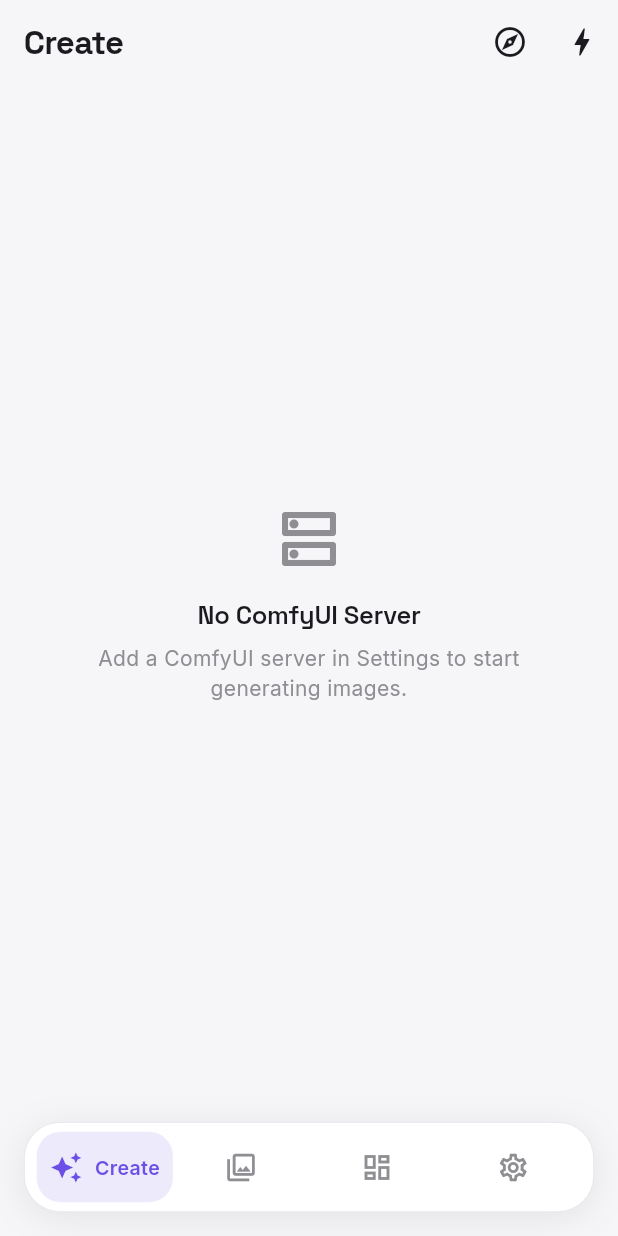
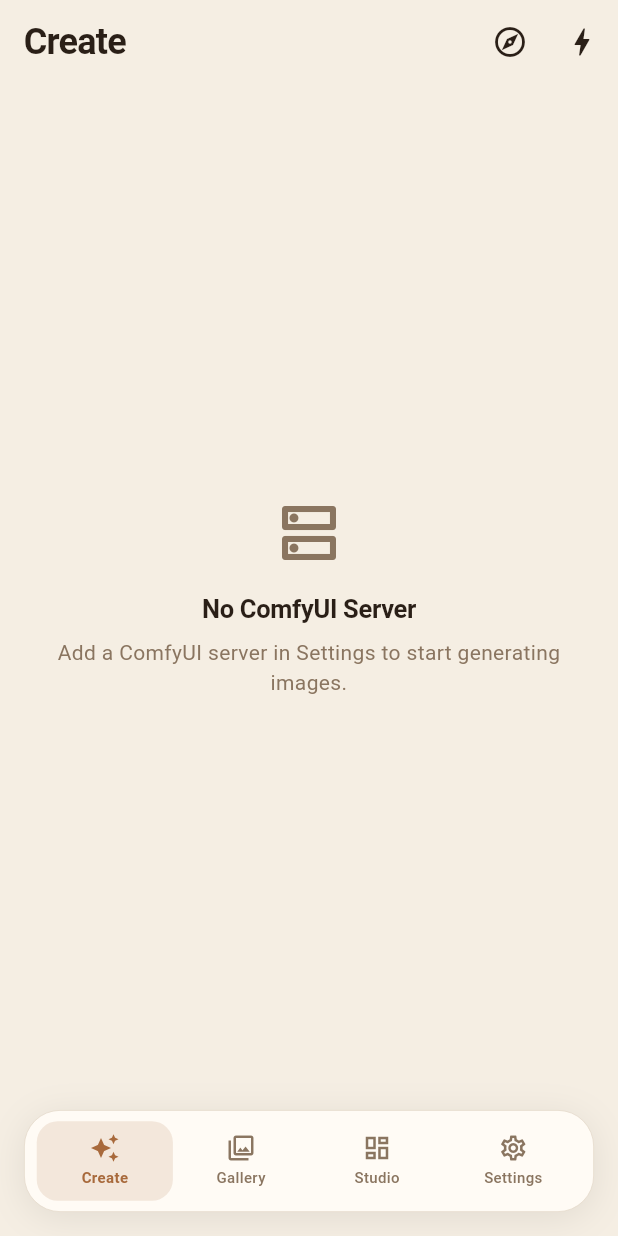
Before and after one commit to justacalico/vidlatte-flutter, a Flutter app: the screen it shows after launch, on a phone screen of 412 x 824 dp. Run offline on Flutter 3.47's test engine with Material 3 defaults, Android fonts, the phone set to English and light mode, and no system bars; our stand-ins replace dio, equatable, flutter_bloc, go_router, hive_flutter, photo_view; accounts and stored records are empty.

Commit message:
misc: 重新设计视觉标识为咖啡主题
替换通用AI紫色配色为咖啡/浓缩咖啡暖色调，焦糖色强调色，
暖色深色背景与奶油色浅色模式。移除google_fonts依赖改用系统字体。
重新设计Logo为咖啡杯图标，修复浮动导航栏溢出问题。

```diff
--- a/lib/config/constants.dart
+++ b/lib/config/constants.dart
@@ -10,10 +10,11 @@
 }
 
 class ThemeConstants {
-  static const double borderRadius = 12.0;
+  static const double borderRadius = 14.0;
   static const double borderRadiusSmall = 8.0;
-  static const double borderRadiusLarge = 16.0;
+  static const double borderRadiusLarge = 18.0;
   static const double borderRadiusXLarge = 24.0;
+  static const double borderRadiusPill = 999.0;
 
   static const double spacingXSmall = 4.0;
   static const double spacingSmall = 8.0;
--- a/lib/config/theme.dart
+++ b/lib/config/theme.dart
@@ -1,8 +1,5 @@
-import 'dart:ui';
-
 import 'package:flutter/material.dart';
 import 'package:flutter/services.dart';
-import 'package:google_fonts/google_fonts.dart';
 
 import 'constants.dart';
 
@@ -15,6 +12,10 @@
   final Color border;
   final Color muted;
 
+  final Color secondary;
+  final Color crema;
+  final Color espresso;
+
   const AppColors({
     required this.accent,
     required this.accentSoft,
@@ -23,26 +24,35 @@
     required this.surfaceElevated,
     required this.border,
     required this.muted,
+    required this.secondary,
+    required this.crema,
+    required this.espresso,
   });
 
   static const dark = AppColors(
-    accent: Color(0xFF7C5CFC),
-    accentSoft: Color(0xFF7C5CFC),
-    accentGradientStart: Color(0xFF7C5CFC),
-    accentGradientEnd: Color(0xFFB454F8),
-    surfaceElevated: Color(0xFF1E1E24),
-    border: Color(0xFF2A2A32),
-    muted: Color(0xFF6B6B76),
+    accent: Color(0xFFD4956A),
+    accentSoft: Color(0xFFB07A52),
+    accentGradientStart: Color(0xFFE0A86E),
+    accentGradientEnd: Color(0xFFB5663D),
+    surfaceElevated: Color(0xFF241D17),
+    border: Color(0xFF332A22),
+    muted: Color(0xFF8A7B6A),
+    secondary: Color(0xFF6B4A2F),
+    crema: Color(0xFFF2E9DC),
+    espresso: Color(0xFF0F0B08),
   );
 
   static const light = AppColors(
-    accent: Color(0xFF6B4FE6),
-    accentSoft: Color(0xFF6B4FE6),
-    accentGradientStart: Color(0xFF6B4FE6),
-    accentGradientEnd: Color(0xFF9333EA),
-    surfaceElevated: Color(0xFFFFFFFF),
-    border: Color(0xFFE5E5EA),
-    muted: Color(0xFF8E8E93),
+    accent: Color(0xFFA86A3C),
+    accentSoft: Color(0xFFC28A5C),
+    accentGradientStart: Color(0xFFB97A45),
+    accentGradientEnd: Color(0xFF8B4F2A),
+    surfaceElevated: Color(0xFFFFFBF5),
+    border: Color(0xFFE5DACB),
+    muted: Color(0xFF8A7560),
+    secondary: Color(0xFF6B4A2F),
+    crema: Color(0xFF2A1F17),
+    espresso: Color(0xFF1F160F),
   );
 
   @override
@@ -54,6 +64,9 @@
     Color? surfaceElevated,
     Color? border,
     Color? muted,
+    Color? secondary,
+    Color? crema,
+    Color? espresso,
   }) =>
       AppColors(
         accent: accent ?? this.accent,
@@ -63,6 +76,9 @@
         surfaceElevated: surfaceElevated ?? this.surfaceElevated,
         border: border ?? this.border,
         muted: muted ?? this.muted,
+        secondary: secondary ?? this.secondary,
+        crema: crema ?? this.crema,
+        espresso: espresso ?? this.espresso,
       );
 
   @override
@@ -74,21 +90,24 @@
         surfaceElevated: Color.lerp(surfaceElevated, other?.surfaceElevated, t)!,
         border: Color.lerp(border, other?.border, t)!,
         muted: Color.lerp(muted, other?.muted, t)!,
+        secondary: Color.lerp(secondary, other?.secondary, t)!,
+        crema: Color.lerp(crema, other?.crema, t)!,
+        espresso: Color.lerp(espresso, other?.espresso, t)!,
       );
 }
 
 class AppTheme {
   AppTheme._();
 
-  static const Color _darkBg = Color(0xFF0D0D11);
-  static const Color _darkSurface = Color(0xFF16161C);
-  static const Color _darkPrimary = Color(0xFFF4F4F6);
-  static const Color _darkError = Color(0xFFFF453A);
+  static const Color _darkBg = Color(0xFF14100C);
+  static const Color _darkSurface = Color(0xFF1E1813);
+  static const Color _darkPrimary = Color(0xFFF2E9DC);
+  static const Color _darkError = Color(0xFFE07A5F);
 
-  static const Color _lightBg = Color(0xFFF6F6F8);
-  static const Color _lightSurface = Color(0xFFFFFFFF);
-  static const Color _lightPrimary = Color(0xFF1A1A1F);
-  static const Color _lightError = Color(0xFFFF3B30);
+  static const Color _lightBg = Color(0xFFF5EEE3);
+  static const Color _lightSurface = Color(0xFFFFFBF5);
+  static const Color _lightPrimary = Color(0xFF2A1F17);
+  static const Color _lightError = Color(0xFFC4502A);
 
   static ThemeData get darkTheme => _buildTheme(Brightness.dark);
   static ThemeData get lightTheme => _buildTheme(Brightness.light);
@@ -101,16 +120,16 @@
     final error = isDark ? _darkError : _lightError;
     final ext = isDark ? AppColors.dark : AppColors.light;
 
-    final displayFont = GoogleFonts.spaceGrotesk();
-    final bodyFont = GoogleFonts.inter();
+    const displayFont = TextStyle();
+    const bodyFont = TextStyle();
 
     return ThemeData(
       useMaterial3: true,
       brightness: brightness,
       colorScheme: ColorScheme(
         primary: ext.accent,
-        onPrimary: Colors.white,
-        secondary: ext.accent,
+        onPrimary: isDark ? ext.espresso : Colors.white,
+        secondary: ext.secondary,
         onSecondary: Colors.white,
         tertiary: ext.accentGradientEnd,
         onTertiary: Colors.white,
@@ -118,16 +137,16 @@
         onError: Colors.white,
         surface: surface,
         onSurface: primary,
-        surfaceContainerHighest: isDark ? const Color(0xFF1E1E24) : const Color(0xFFF0F0F4),
+        surfaceContainerHighest: ext.surfaceElevated,
         outline: ext.border,
-        shadow: isDark ? Colors.black.withValues(alpha: 0.5) : Colors.black.withValues(alpha: 0.08),
+        shadow: isDark ? Colors.black.withValues(alpha: 0.45) : Colors.black.withValues(alpha: 0.06),
         brightness: brightness,
       ),
       scaffoldBackgroundColor: bg,
       extensions: [ext],
       textTheme: _buildTextTheme(displayFont, bodyFont, primary, ext.muted),
       cardTheme: CardThemeData(
-        color: surface,
+        color: ext.surfaceElevated,
         elevation: 0,
         shape: RoundedRectangleBorder(
           borderRadius: BorderRadius.circular(ThemeConstants.borderRadius),
@@ -141,9 +160,9 @@
         elevation: 0,
         scrolledUnderElevation: 0,
         centerTitle: false,
-        titleTextStyle: GoogleFonts.spaceGrotesk(
-          fontSize: 22,
-          fontWeight: FontWeight.w700,
+        titleTextStyle: TextStyle(
+          fontSize: 24,
+          fontWeight: FontWeight.w600,
           letterSpacing: -0.5,
           color: primary,
         ),
@@ -151,7 +170,7 @@
       ),
       inputDecorationTheme: InputDecorationTheme(
         filled: true,
-        fillColor: isDark ? const Color(0xFF1A1A20) : const Color(0xFFF2F2F6),
+        fillColor: isDark ? const Color(0xFF1A140F) : const Color(0xFFEFE6D7),
         border: OutlineInputBorder(
           borderRadius: BorderRadius.circular(ThemeConstants.borderRadiusSmall),
           borderSide: BorderSide(color: ext.border, width: 0.5),
@@ -172,19 +191,19 @@
           horizontal: 14,
           vertical: 12,
         ),
-        hintStyle: GoogleFonts.inter(color: ext.muted, fontSize: 14),
-        labelStyle: GoogleFonts.inter(color: ext.muted, fontSize: 14),
+        hintStyle: TextStyle(color: ext.muted, fontSize: 14),
+        labelStyle: TextStyle(color: ext.muted, fontSize: 14),
       ),
       elevatedButtonTheme: ElevatedButtonThemeData(
         style: ElevatedButton.styleFrom(
           backgroundColor: ext.accent,
-          foregroundColor: Colors.white,
+          foregroundColor: isDark ? ext.espresso : Colors.white,
           elevation: 0,
           padding: const EdgeInsets.symmetric(horizontal: 20, vertical: 14),
           shape: RoundedRectangleBorder(
             borderRadius: BorderRadius.circular(ThemeConstants.borderRadiusSmall),
           ),
-          textStyle: GoogleFonts.inter(
+          textStyle: TextStyle(
             fontSize: 15,
             fontWeight: FontWeight.w600,
           ),
@@ -193,13 +212,13 @@
       filledButtonTheme: FilledButtonThemeData(
         style: FilledButton.styleFrom(
           backgroundColor: ext.accent,
-          foregroundColor: Colors.white,
+          foregroundColor: isDark ? ext.espresso : Colors.white,
           elevation: 0,
           padding: const EdgeInsets.symmetric(horizontal: 20, vertical: 14),
           shape: RoundedRectangleBorder(
             borderRadius: BorderRadius.circular(ThemeConstants.borderRadiusSmall),
           ),
-          textStyle: GoogleFonts.inter(
+          textStyle: TextStyle(
             fontSize: 15,
             fontWeight: FontWeight.w600,
           ),
@@ -213,31 +232,31 @@
           shape: RoundedRectangleBorder(
             borderRadius: BorderRadius.circular(ThemeConstants.borderRadiusSmall),
           ),
-          textStyle: GoogleFonts.inter(fontSize: 15, fontWeight: FontWeight.w600),
+          textStyle: TextStyle(fontSize: 15, fontWeight: FontWeight.w600),
         ),
       ),
       textButtonTheme: TextButtonThemeData(
         style: TextButton.styleFrom(
           foregroundColor: ext.accent,
-          textStyle: GoogleFonts.inter(fontSize: 14, fontWeight: FontWeight.w500),
+          textStyle: TextStyle(fontSize: 14, fontWeight: FontWeight.w500),
         ),
       ),
       floatingActionButtonTheme: FloatingActionButtonThemeData(
         backgroundColor: ext.accent,
-        foregroundColor: Colors.white,
-        elevation: 4,
+        foregroundColor: isDark ? ext.espresso : Colors.white,
+        elevation: 2,
         shape: RoundedRectangleBorder(
           borderRadius: BorderRadius.circular(ThemeConstants.borderRadius),
         ),
       ),
       chipTheme: ChipThemeData(
-        backgroundColor: isDark ? const Color(0xFF1E1E24) : const Color(0xFFF0F0F4),
-        selectedColor: ext.accent.withValues(alpha: 0.15),
-        labelStyle: GoogleFonts.inter(fontSize: 13, fontWeight: FontWeight.w500),
+        backgroundColor: isDark ? const Color(0xFF241D17) : const Color(0xFFEFE6D7),
+        selectedColor: ext.accent.withValues(alpha: 0.18),
+        labelStyle: TextStyle(fontSize: 13, fontWeight: FontWeight.w500),
         side: BorderSide(color: ext.border, width: 0.5),
-        padding: const EdgeInsets.symmetric(horizontal: 10, vertical: 6),
+        padding: const EdgeInsets.symmetric(horizontal: 12, vertical: 6),
         shape: RoundedRectangleBorder(
-          borderRadius: BorderRadius.circular(8),
+          borderRadius: BorderRadius.circular(ThemeConstants.borderRadiusPill),
         ),
       ),
       dividerTheme: DividerThemeData(
@@ -263,9 +282,9 @@
       ),
       navigationBarTheme: NavigationBarThemeData(
         backgroundColor: surface,
-        indicatorColor: ext.accent.withValues(alpha: 0.12),
+        indicatorColor: ext.accent.withValues(alpha: 0.14),
         labelTextStyle: WidgetStateProperty.all(
-          GoogleFonts.inter(fontSize: 11, fontWeight: FontWeight.w500, color: ext.muted),
+          TextStyle(fontSize: 11, fontWeight: FontWeight.w500, color: ext.muted),
         ),
         iconTheme: WidgetStateProperty.resolveWith((states) {
           final selected = states.contains(WidgetState.selected);
@@ -278,12 +297,12 @@
         backgroundColor: bg,
         selectedIconTheme: IconThemeData(color: ext.accent, size: 22),
         unselectedIconTheme: IconThemeData(color: ext.muted, size: 22),
-        selectedLabelTextStyle: GoogleFonts.inter(
+        selectedLabelTextStyle: TextStyle(
           fontSize: 13,
           fontWeight: FontWeight.w600,
           color: ext.accent,
         ),
-        unselectedLabelTextStyle: GoogleFonts.inter(
+        unselectedLabelTextStyle: TextStyle(
           fontSize: 13,
           fontWeight: FontWeight.w400,
           color: ext.muted,
@@ -294,12 +313,12 @@
         backgroundColor: surface,
         elevation: 0,
         shape: RoundedRectangleBorder(
-          borderRadius: BorderRadius.circular(ThemeConstants.borderRadius),
+          borderRadius: BorderRadius.circular(ThemeConstants.borderRadiusLarge),
           side: BorderSide(color: ext.border, width: 0.5),
         ),
-        titleTextStyle: GoogleFonts.spaceGrotesk(
-          fontSize: 18,
-          fontWeight: FontWeight.w700,
+        titleTextStyle: TextStyle(
+          fontSize: 20,
+          fontWeight: FontWeight.w600,
           color: primary,
         ),
       ),
@@ -309,8 +328,8 @@
       ),
       iconTheme: IconThemeData(color: primary, size: 22),
       snackBarTheme: SnackBarThemeData(
-        backgroundColor: isDark ? const Color(0xFF1E1E24) : const Color(0xFF2A2A32),
-        contentTextStyle: GoogleFonts.inter(color: Colors.white, fontSize: 14),
+        backgroundColor: isDark ? const Color(0xFF241D17) : const Color(0xFF2A1F17),
+        contentTextStyle: TextStyle(color: isDark ? const Color(0xFFF2E9DC) : Colors.white, fontSize: 14),
         behavior: SnackBarBehavior.floating,
         shape: RoundedRectangleBorder(
           borderRadius: BorderRadius.circular(ThemeConstants.borderRadiusSmall),
@@ -320,8 +339,8 @@
         labelColor: ext.accent,
         unselectedLabelColor: ext.muted,
         indicatorColor: ext.accent,
-        labelStyle: GoogleFonts.inter(fontSize: 14, fontWeight: FontWeight.w600),
-        unselectedLabelStyle: GoogleFonts.inter(fontSize: 14, fontWeight: FontWeight.w400),
+        labelStyle: TextStyle(fontSize: 14, fontWeight: FontWeight.w600),
+        unselectedLabelStyle: TextStyle(fontSize: 14, fontWeight: FontWeight.w400),
         indicatorSize: TabBarIndicatorSize.label,
         dividerColor: Colors.transparent,
       ),
@@ -340,10 +359,10 @@
     Color muted,
   ) {
     return TextTheme(
-      displayLarge: displayFont.copyWith(fontSize: 36, fontWeight: FontWeight.w700, letterSpacing: -1.2, color: color),
-      displayMedium: displayFont.copyWith(fontSize: 30, fontWeight: FontWeight.w700, letterSpacing: -1, color: color),
-      displaySmall: displayFont.copyWith(fontSize: 24, fontWeight: FontWeight.w700, letterSpacing: -0.6, color: color),
-      headlineLarge: displayFont.copyWith(fontSize: 22, fontWeight: FontWeight.w600, letterSpacing: -0.4, color: color),
+      displayLarge: displayFont.copyWith(fontSize: 40, fontWeight: FontWeight.w600, letterSpacing: -1.2, color: color),
+      displayMedium: displayFont.copyWith(fontSize: 32, fontWeight: FontWeight.w600, letterSpacing: -1, color: color),
+      displaySmall: displayFont.copyWith(fontSize: 26, fontWeight: FontWeight.w600, letterSpacing: -0.6, color: color),
+      headlineLarge: displayFont.copyWith(fontSize: 23, fontWeight: FontWeight.w600, letterSpacing: -0.4, color: color),
       headlineMedium: displayFont.copyWith(fontSize: 20, fontWeight: FontWeight.w600, letterSpacing: -0.3, color: color),
       headlineSmall: displayFont.copyWith(fontSize: 18, fontWeight: FontWeight.w600, letterSpacing: -0.2, color: color),
       titleLarge: displayFont.copyWith(fontSize: 17, fontWeight: FontWeight.w600, letterSpacing: -0.2, color: color),
--- a/lib/presentation/widgets/shell/app_shell.dart
+++ b/lib/presentation/widgets/shell/app_shell.dart
@@ -58,7 +58,7 @@
       bottomNavigationBar: Padding(
         padding: const EdgeInsets.fromLTRB(16, 0, 16, 16),
         child: SizedBox(
-          height: 60,
+          height: 68,
           child: Container(
             decoration: BoxDecoration(
               color: ext.surfaceElevated,
@@ -117,30 +117,26 @@
       onTap: onTap,
       behavior: HitTestBehavior.opaque,
       child: AnimatedContainer(
-        duration: const Duration(milliseconds: 200),
+        duration: const Duration(milliseconds: 180),
         padding: const EdgeInsets.symmetric(vertical: 8),
         decoration: BoxDecoration(
-          color: selected ? ext.accent.withValues(alpha: 0.12) : Colors.transparent,
-          borderRadius: BorderRadius.circular(16),
+          color: selected ? ext.accent.withValues(alpha: 0.14) : Colors.transparent,
+          borderRadius: BorderRadius.circular(14),
         ),
-        child: Center(
-          child: Row(
+        child: Column(
           mainAxisSize: MainAxisSize.min,
           children: [
-              Icon(icon, size: 22, color: selected ? ext.accent : ext.muted),
-              if (selected) ...[
-                const SizedBox(width: 8),
+            Icon(icon, size: 20, color: selected ? ext.accent : ext.muted),
+            const SizedBox(height: 3),
             Text(
               label,
               style: TextStyle(
-                    fontSize: 13,
-                    fontWeight: FontWeight.w600,
-                    color: ext.accent,
+                fontSize: 10,
+                fontWeight: selected ? FontWeight.w600 : FontWeight.w500,
+                color: selected ? ext.accent : ext.muted,
               ),
             ),
           ],
-            ],
-          ),
         ),
       ),
     );
@@ -278,7 +274,6 @@
 
   @override
   Widget build(BuildContext context) {
-    final ext = Theme.of(context).extension<AppColors>()!;
     return Container(
       width: 220,
       padding: const EdgeInsets.fromLTRB(16, 20, 12, 16),
@@ -375,17 +370,20 @@
           width: size,
           height: size,
           decoration: BoxDecoration(
-            color: ext.accent,
-            borderRadius: BorderRadius.circular(size * 0.28),
+            gradient: LinearGradient(
+              begin: Alignment.topLeft,
+              end: Alignment.bottomRight,
+              colors: [ext.accentGradientStart, ext.accentGradientEnd],
+            ),
+            borderRadius: BorderRadius.circular(size * 0.3),
           ),
           child: Center(
-            child: Text(
-              'V',
-              style: TextStyle(
-                color: Colors.white,
-                fontSize: size * 0.55,
-                fontWeight: FontWeight.w800,
-              ),
+            child: Icon(
+              Icons.local_cafe,
+              size: size * 0.52,
+              color: Theme.of(context).brightness == Brightness.dark
+                  ? ext.espresso
+                  : Colors.white,
             ),
           ),
         ),
@@ -394,9 +392,9 @@
           Text(
             AppConfig.appName,
             style: TextStyle(
-              fontSize: 18,
-              fontWeight: FontWeight.w700,
-              letterSpacing: -0.5,
+              fontSize: 19,
+              fontWeight: FontWeight.w600,
+              letterSpacing: -0.4,
               color: Theme.of(context).colorScheme.onSurface,
             ),
           ),
--- a/pubspec.yaml
+++ b/pubspec.yaml
@@ -33,8 +33,6 @@
   shimmer: ^3.0.0
   flutter_staggered_grid_view: ^0.7.0
   photo_view: ^0.15.0
-  google_fonts: ^6.2.1
-
   # Utilities
   intl: ^0.20.2
   uuid: ^4.5.1
```
Also changed, not shown: pubspec.lock. Lines whose indentation alone changed are shown as unchanged.
